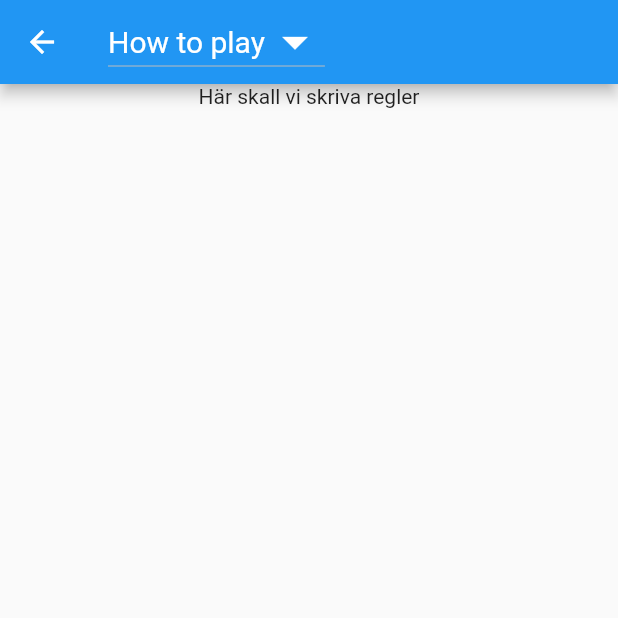
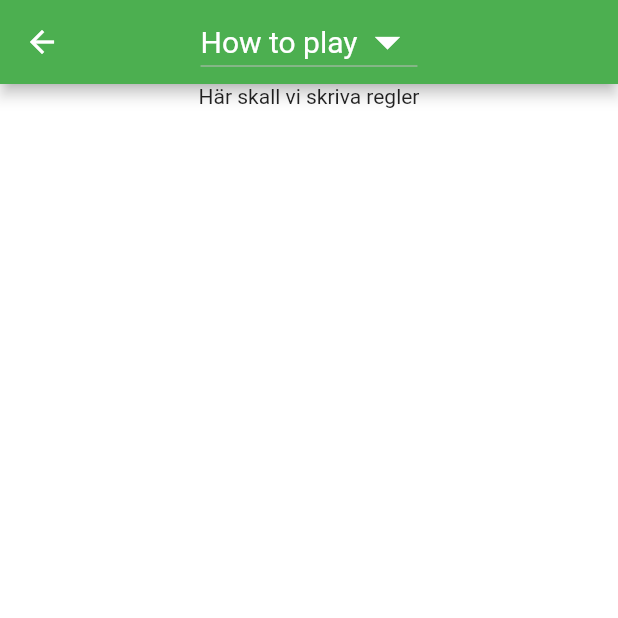
Before and after one commit to gu-tig169-ht21/Projektgrupp8, a Flutter app: the screen it shows after launch, after a tap on "HOW TO PLAY", on a phone screen of 412 x 824 dp, the top half of it. Run offline on Flutter 3.47's test engine with Material 2 defaults, Android fonts, the phone set to English and light mode, and no system bars; missing offline and left inert: playing_cards; Roboto replaces fonts that are missing (Times new roman).

Commit message:
Merge & ihopkoppling

```diff
--- a/lib/main.dart
+++ b/lib/main.dart
@@ -8,18 +8,20 @@ import 'package:my_first_app/theme.dart';
 import 'package:provider/provider.dart';
 
 void main() {
-  runApp(
-    MultiProvider(
+  runApp(MultiProvider(
     providers: [
       ChangeNotifierProvider(create: (context) => HowToPlay()),
       ChangeNotifierProvider(
         create: (context) => BlackJack(),
       )
     ],
-      child: const MaterialApp(
+    child: MaterialApp(
       debugShowCheckedModeBanner: false,
       title: 'blackjack:)',
-        home: StartPage(),
+      home: const StartPage(),
+      theme: ThemeCustom.StandardTheme,
+      darkTheme: ThemeCustom.DarkTheme,
+      themeMode: ThemeMode.light,
     ),
-  );
+  ));
 }
--- a/lib/start_page.dart
+++ b/lib/start_page.dart
@@ -1,4 +1,6 @@
 import 'package:my_first_app/game_page.dart';
+import 'package:my_first_app/settings_page.dart';
+import 'package:my_first_app/statistics.dart';
 
 import 'how_to_play.dart';
 import 'package:flutter/material.dart';
@@ -115,7 +117,7 @@ class _StartPageState extends State<StartPage> {
             Navigator.push(
               context,
               MaterialPageRoute(
-                builder: (context) => const HelpPage(),
+                builder: (context) => const Statistics(),
               ),
             );
           },
@@ -138,7 +140,7 @@ class _StartPageState extends State<StartPage> {
                 Navigator.push(
                   context,
                   MaterialPageRoute(
-                    builder: (context) => const HelpPage(),
+                    builder: (context) => const Settings(),
                   ),
                 );
               }),
```
Also changed, not shown: lib/settings_page.dart (+7 -7 lines), pubspec.lock. Lines whose indentation alone changed are shown as unchanged.
